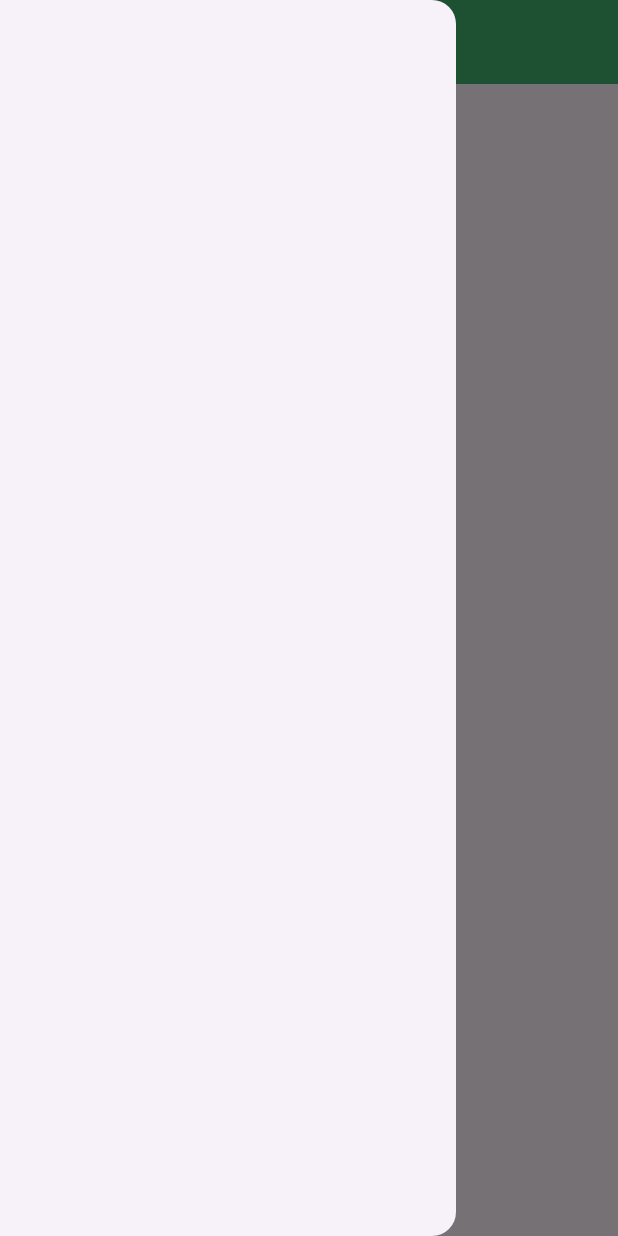
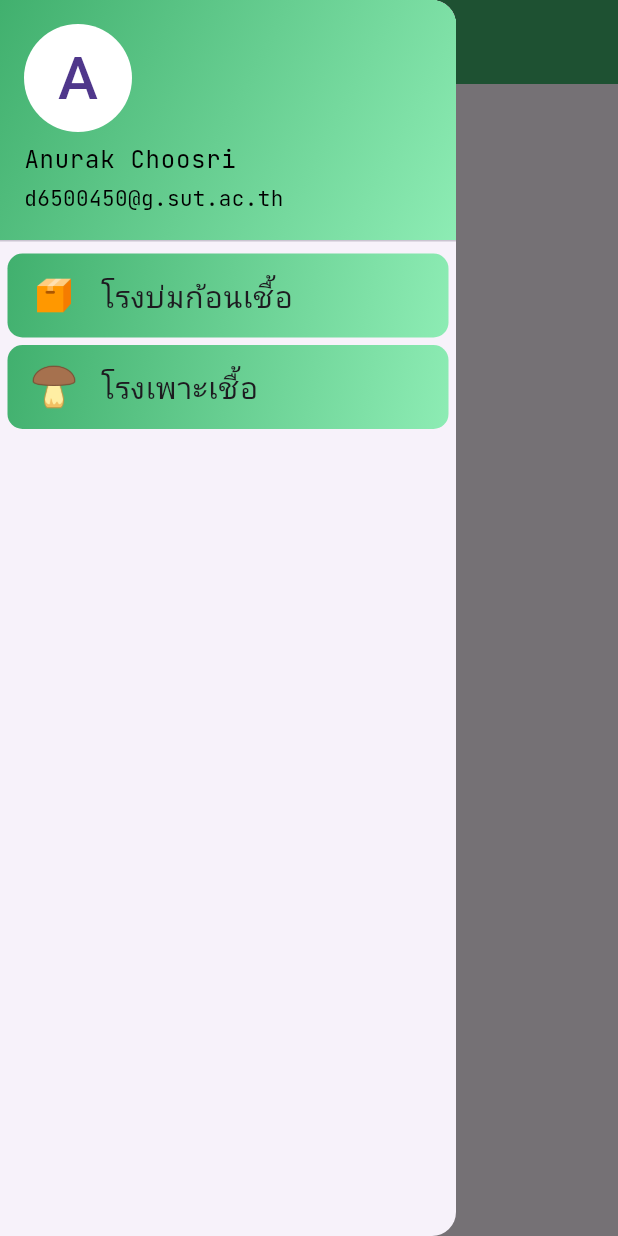
Before and after one commit to oatanurakch/mushroomapp, a Flutter app: the screen it shows after launch, with the side drawer open, on a phone screen of 412 x 824 dp. Run offline on Flutter 3.47's test engine with Material 3 defaults, Android fonts, the phone set to English and light mode, and no system bars.

Commit message:
update Overview page

```diff
--- a/lib/utility/constant.dart
+++ b/lib/utility/constant.dart
@@ -6,3 +6,13 @@
   Color(0xFF41B06E),
   Color(0xFF141E46),
 ];
+
+final GreenGradientToneLTToRB = LinearGradient(
+  colors: [
+
+    Color(0xFF41B06E),
+    Color(0xFF8DECB4),
+  ],
+  begin: Alignment.topLeft,
+  end: Alignment.bottomRight,
+);
--- a/lib/widgets/navbar.dart
+++ b/lib/widgets/navbar.dart
@@ -1,10 +1,74 @@
 import 'package:flutter/material.dart';
+import 'package:mushroomapp/utility/constant.dart';
 
 class NavBarWidget extends StatelessWidget {
   const NavBarWidget({super.key});
 
   @override
   Widget build(BuildContext context) {
-    return Drawer();
+    return Drawer(
+      child: Container(
+        child: ListView(
+          children: [
+            UserAccountsDrawerHeader(
+              currentAccountPicture: CircleAvatar(
+                backgroundColor: Colors.white,
+                child: Text(
+                  'A',
+                  style: TextStyle(fontSize: 40),
+                ),
+              ),
+              decoration: BoxDecoration(
+                gradient: GreenGradientToneLTToRB,
+              ),
+              accountName: Text(
+                'Anurak Choosri',
+                style: TextStyle(
+                  fontFamily: 'JetBrainsMono',
+                  color: Colors.black,
+                ),
+              ),
+              accountEmail: Text(
+                'd6500450@g.sut.ac.th',
+                style: TextStyle(
+                  fontFamily: 'JetBrainsMono',
+                  color: Colors.black,
+                ),
+              ),
+            ),
+            _buildDrawerItem(
+                'assets/icons/package.png', 'โรงบ่มก้อนเชื้อ', [5, 0, 5, 0]),
+            _buildDrawerItem(
+                'assets/icons/mushroom.png', 'โรงเพาะเชื้อ', [5, 5, 5, 0]),
+          ],
+        ),
+      ),
+    );
+  }
+
+  _buildDrawerItem(
+    String pathImg,
+    String item,
+    List<double> margin,
+  ) {
+    return Container(
+      padding: EdgeInsets.fromLTRB(margin[0], margin[1], margin[2], margin[3]),
+      child: GestureDetector(
+        onTap: () {},
+        child: Container(
+          decoration: BoxDecoration(
+            gradient: GreenGradientToneLTToRB,
+            borderRadius: BorderRadius.circular(10),
+          ),
+          child: ListTile(
+            leading: Image.asset(pathImg, width: 30),
+            title: Text(
+              item,
+              style: TextStyle(fontSize: 20, fontFamily: 'JetBrainsMono'),
+            ),
+          ),
+        ),
+      ),
+    );
   }
 }
--- a/pubspec.yaml
+++ b/pubspec.yaml
@@ -59,8 +59,8 @@ flutter:
   uses-material-design: true
 
   # To add assets to your application, add an assets section, like this:
-  # assets:
-  #   - images/a_dot_burr.jpeg
+  assets:
+    - assets/icons/
   #   - images/a_dot_ham.jpeg
 
   # An image asset can refer to one or more resolution-specific "variants", see
```
Also changed, not shown: assets/icons/mushroom.png (added), assets/icons/package.png (added).
